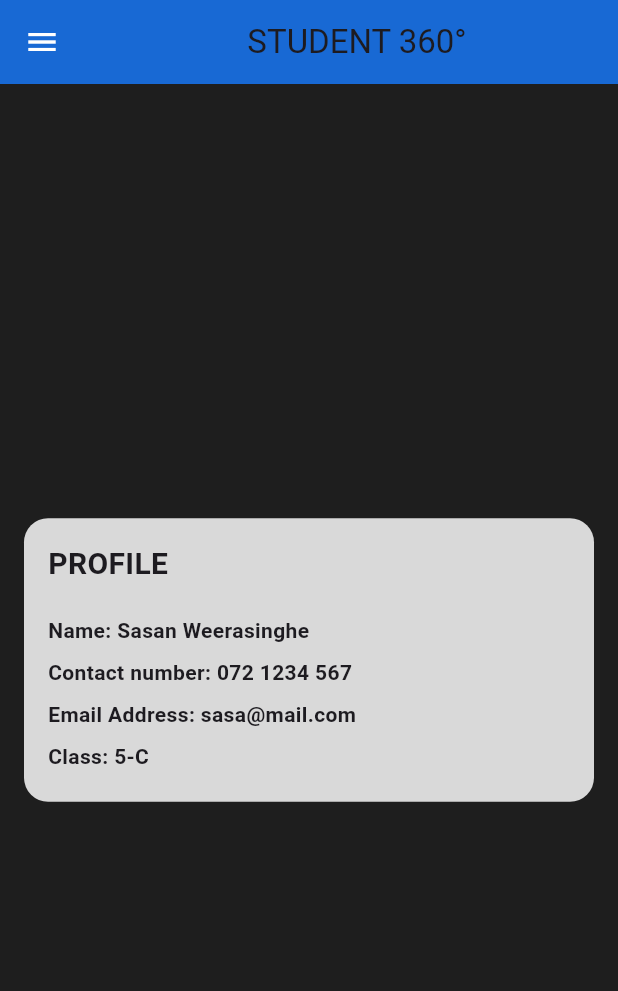
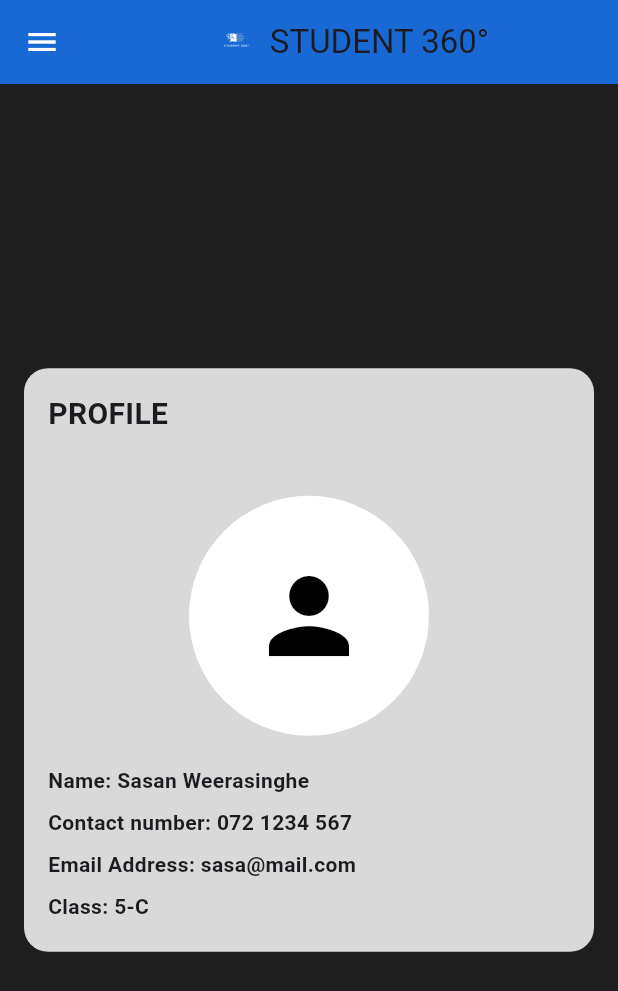
Before and after one commit to Dimath-Ranasinghe/Student_360, a Flutter app: the screen it shows after launch, on a phone screen of 412 x 824 dp. Shown: the top 991 px of the screen. Run offline on Flutter 3.47's test engine with Material 3 defaults, Android fonts, the phone set to English and light mode, and no system bars.

Commit message:
logo and profile photo added

```diff
--- a/lib/profile_screen.dart
+++ b/lib/profile_screen.dart
@@ -10,7 +10,10 @@ backgroundColor: Color(0xFF1869D4), // Blue app bar
 title: Row(
 mainAxisAlignment: MainAxisAlignment.center,
 children: [
-
+Image.asset(
+'assets/logo.png', // Replace with your logo image
+height: 30,
+),
 SizedBox(width: 8),
 Text('STUDENT 360°'),
 ],
@@ -42,7 +45,12 @@ fontWeight: FontWeight.bold,
 ),
 ),
 ),
-
+SizedBox(height: 40),
+CircleAvatar(
+radius: 80,
+backgroundColor: Colors.white,
+child: Icon(Icons.person, size: 80, color: Colors.black),
+),
 SizedBox(height: 16),
 ProfileDetail(title: "Name", value: "Sasan Weerasinghe"),
 ProfileDetail(title: "Contact number", value: "072 1234 567"),
```
